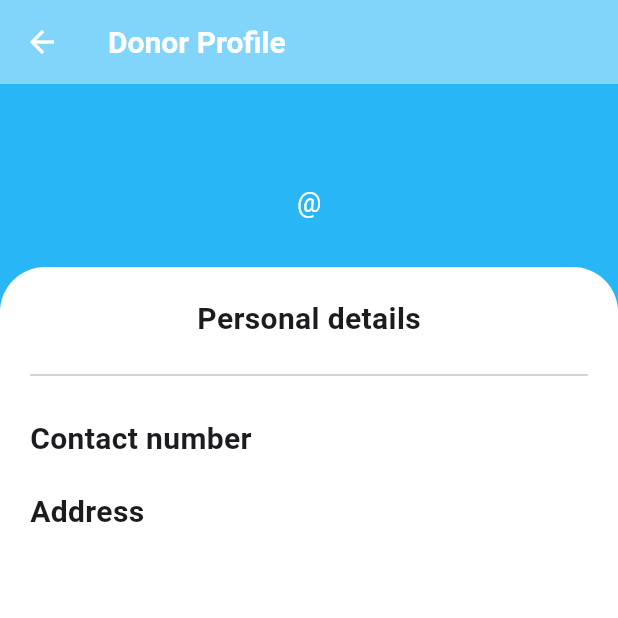
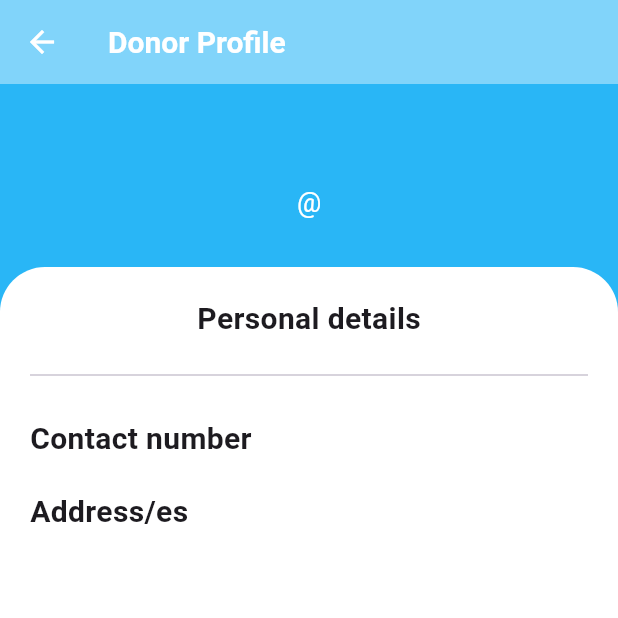
Before and after one commit to fambaridz/cmsc23-u1l-group4-project, a Flutter app: the DonorProfile screen opened directly with empty values, on a phone screen of 412 x 824 dp, the top half of it. Run offline on Flutter 3.47's test engine with Material 3 defaults, Android fonts, the phone set to English and light mode, and no system bars; our stand-ins replace cloud_firestore, firebase_auth, firebase_core, image_picker; accounts and stored records are empty.

Commit message:
feat: modified UI and logic for displaying addresses

```diff
--- a/lib/screens/donor_pages/donor_profile.dart
+++ b/lib/screens/donor_pages/donor_profile.dart
@@ -16,10 +16,10 @@ class DonorProfile extends StatelessWidget {
         child: Column(
           mainAxisAlignment: MainAxisAlignment.start,
           children: [
+            SizedBox(height: 30),
             Column(
               mainAxisAlignment: MainAxisAlignment.center,
               children: [
-                SizedBox(height: 30),
                 Text(
                   userData['name'],
                   style: TextStyle(
@@ -41,9 +41,6 @@ class DonorProfile extends StatelessWidget {
             Expanded(
               child: Container(
                 width: double.infinity,
-                child: Flexible(
-                  fit: FlexFit.tight,
-                  child: Container(
                 decoration: BoxDecoration(
                   color: Colors.white,
                   borderRadius: BorderRadius.only(
@@ -67,10 +64,8 @@ class DonorProfile extends StatelessWidget {
                       SizedBox(height: 20),
                       contactDetails,
                       SizedBox(height: 20),
-                          address,
+                      Expanded(child: address),
                     ],
-                      ),
-                    ),
                   ),
                 ),
               ),
@@ -81,7 +76,7 @@ class DonorProfile extends StatelessWidget {
     );
   }
 
-  Widget get contactDetails => Row (
+  Widget get contactDetails => Row(
     mainAxisAlignment: MainAxisAlignment.spaceBetween,
     children: [
       Text(
@@ -92,7 +87,7 @@ class DonorProfile extends StatelessWidget {
         ),
       ),
       Text(
-        userData['contact_num'],
+        userData['contactNum'],
         style: TextStyle(
           fontSize: 20,
         ),
@@ -100,25 +95,55 @@ class DonorProfile extends StatelessWidget {
     ],
   );
 
-  Widget get address => Row (
-    mainAxisAlignment: MainAxisAlignment.spaceBetween,
+  Widget get address => Column(
+    crossAxisAlignment: CrossAxisAlignment.start,
     children: [
       Text(
-        "Address",
+        "Address/es",
         style: TextStyle(
           fontSize: 20,
           fontWeight: FontWeight.bold,
         ),
       ),
-      Flexible(
-        flex: 3,
-        child: Text(
-          userData['address'],
-          textAlign: TextAlign.right,
+      Expanded(
+        child: ListView.builder(
+          padding: EdgeInsets.only(top: 10),
+          itemCount: userData['addresses'].length,
+          itemBuilder: (context, index) {
+            var label = userData['addresses'].keys.elementAt(index);
+            var address = userData['addresses'][label];
+            return Container(
+              decoration: BoxDecoration(
+                borderRadius: BorderRadius.circular(10),
+                color: Colors.grey[100],
+              ),
+              child: ListTile(
+                contentPadding: EdgeInsets.all(20),
+                title: RichText(
+                  text: TextSpan(
+                    children: [
+                      TextSpan(
+                        text: "$label: ",
                         style: TextStyle(
                           fontSize: 20,
-
+                          fontWeight: FontWeight.bold,
+                          color: Colors.black,
                         ),
+                      ),
+                      TextSpan(
+                        text: address,
+                        style: TextStyle(
+                          fontSize: 20,
+                          fontWeight: FontWeight.normal,
+                          color: Colors.black,
+                        ),
+                      ),
+                    ],
+                  ),
+                ),
+              ),
+            );
+          },
         ),
       ),
     ],
```
Lines whose indentation alone changed are shown as unchanged.
